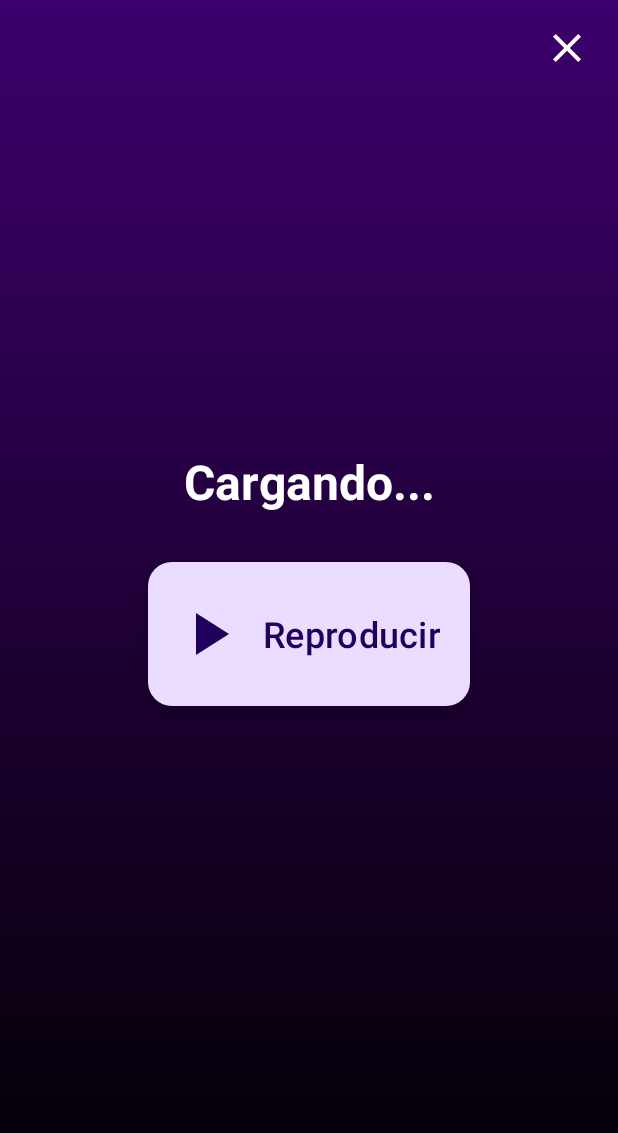
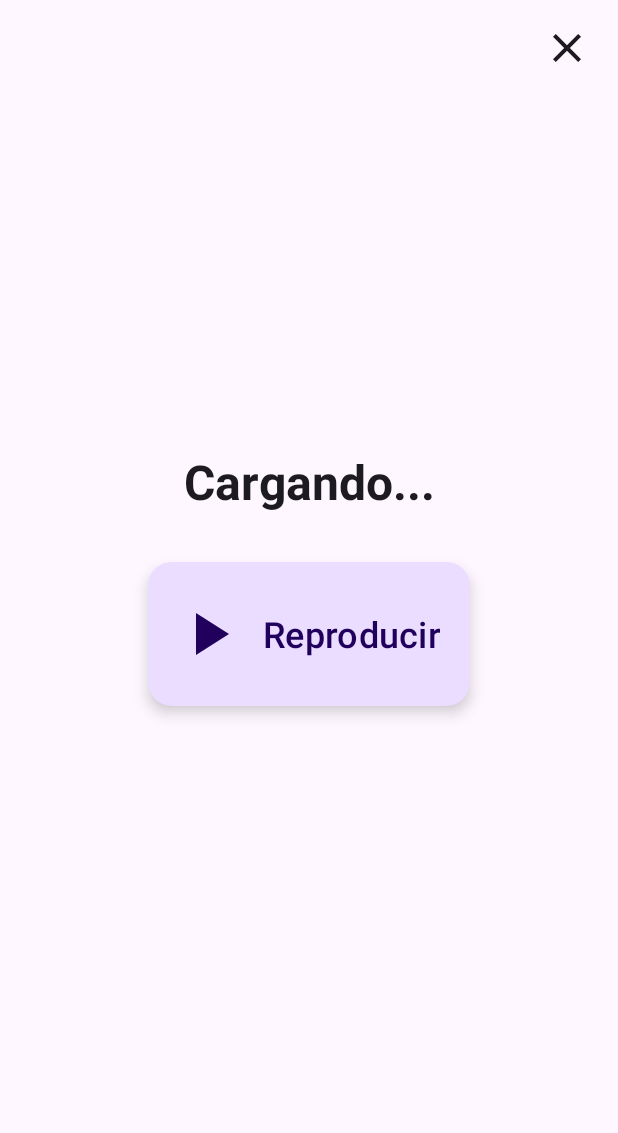
Before and after one commit to MXNeoPunto/Iglesia-de-dios-nueva-jerusalem-la-hermosa, an Android app: the screen it shows after launch (CarModeActivity), after a tap on an icon or button, on a phone screen of 412 x 824 dp. Shown: the top 1133 px of the screen. Run offline under Robolectric (Android 15) with nearby library versions, the phone set to English and light mode, and no system bars; 8 statements that could not run were skipped; 2 other taps on this screen came first.

Commit message:
Fix Light Mode text readability by disabling dark gradient
This commit addresses the issue where text in Light Mode was unreadable
because it was dark text (correct for light mode) on a dark purple
gradient background (which was unconditionally applied).

Changes:
- Modify `MainActivity.java` and `CarModeActivity.java` to only apply
  and animate the `gradient_background` when the system is in Dark Mode
  (`UI_MODE_NIGHT_YES`). In Light Mode, the gradient view is hidden,
  allowing the default theme background (light) to show.
- Update `activity_main.xml` and `activity_car_mode.xml` to use
  `?attr/colorOnSurface` instead of hardcoded `@android:color/white`
  for text and icon tints. This ensures that in Light Mode, the
  icons/text are dark (visible on light background), and in Dark Mode,
  they are white (visible on dark gradient).

This ensures a consistent and readable UI in both Light and Dark modes.

Co-authored-by: MXNeoPunto <206140416+MXNeoPunto@users.noreply.github.com>

```diff
--- a/app/src/main/java/iglesia/jerusalem/hermosa/CarModeActivity.java
+++ b/app/src/main/java/iglesia/jerusalem/hermosa/CarModeActivity.java
@@ -1,5 +1,6 @@
 package iglesia.jerusalem.hermosa;
 
+import android.content.res.Configuration;
 import android.content.ComponentName;
 import android.os.Bundle;
 import android.view.View;
@@ -34,7 +35,14 @@ public class CarModeActivity extends AppCompatActivity {
         setContentView(R.layout.activity_car_mode);
 
         View gradientBackground = findViewById(R.id.gradient_background);
-        GradientAnimationHelper.animateGradient(gradientBackground);
+        int currentNightMode = getResources().getConfiguration().uiMode & Configuration.UI_MODE_NIGHT_MASK;
+
+        if (currentNightMode == Configuration.UI_MODE_NIGHT_YES) {
+            gradientBackground.setVisibility(View.VISIBLE);
+            GradientAnimationHelper.animateGradient(gradientBackground);
+        } else {
+            gradientBackground.setVisibility(View.GONE);
+        }
 
         androidx.core.view.ViewCompat.setOnApplyWindowInsetsListener(findViewById(R.id.content_container), (v, insets) -> {
             androidx.core.graphics.Insets systemBars = insets.getInsets(androidx.core.view.WindowInsetsCompat.Type.systemBars());
--- a/app/src/main/java/iglesia/jerusalem/hermosa/MainActivity.java
+++ b/app/src/main/java/iglesia/jerusalem/hermosa/MainActivity.java
@@ -1,5 +1,6 @@
 package iglesia.jerusalem.hermosa;
 
+import android.content.res.Configuration;
 import android.content.ComponentName;
 import android.animation.ArgbEvaluator;
 import android.animation.ValueAnimator;
@@ -61,7 +62,14 @@ public class MainActivity extends AppCompatActivity {
         setContentView(R.layout.activity_main);
 
         gradientBackground = findViewById(R.id.gradient_background);
-        GradientAnimationHelper.animateGradient(gradientBackground);
+        int currentNightMode = getResources().getConfiguration().uiMode & Configuration.UI_MODE_NIGHT_MASK;
+
+        if (currentNightMode == Configuration.UI_MODE_NIGHT_YES) {
+            gradientBackground.setVisibility(View.VISIBLE);
+            GradientAnimationHelper.animateGradient(gradientBackground);
+        } else {
+            gradientBackground.setVisibility(View.GONE);
+        }
 
         androidx.core.view.ViewCompat.setOnApplyWindowInsetsListener(findViewById(R.id.content_container), (v, insets) -> {
             androidx.core.graphics.Insets systemBars = insets.getInsets(androidx.core.view.WindowInsetsCompat.Type.systemBars());
--- a/app/src/main/res/layout/activity_car_mode.xml
+++ b/app/src/main/res/layout/activity_car_mode.xml
@@ -32,8 +32,7 @@
             android:layout_height="64dp"
             app:icon="@drawable/ic_close"
             app:iconSize="32dp"
-            app:iconTint="@android:color/white"
-            app:rippleColor="@android:color/white"
+            app:iconTint="?attr/colorOnSurface"
             app:layout_constraintEnd_toEndOf="parent"
             app:layout_constraintTop_toTopOf="parent" />
 
@@ -46,7 +45,7 @@
             android:textSize="32sp"
             android:textStyle="bold"
             android:gravity="center"
-            android:textColor="@android:color/white"
+            android:textColor="?attr/colorOnSurface"
             app:layout_constraintBottom_toTopOf="@+id/play_pause_button"
             app:layout_constraintEnd_toEndOf="parent"
             app:layout_constraintStart_toStartOf="parent"
--- a/app/src/main/res/layout/activity_main.xml
+++ b/app/src/main/res/layout/activity_main.xml
@@ -104,8 +104,7 @@
         android:layout_marginEnd="16dp"
             app:icon="@drawable/ic_timer"
         app:iconSize="32dp"
-        app:iconTint="@android:color/white"
-        app:rippleColor="@android:color/white"
+        app:iconTint="?attr/colorOnSurface"
             app:layout_constraintBottom_toBottomOf="@+id/play_pause_button"
             app:layout_constraintEnd_toStartOf="@+id/play_pause_button"
             app:layout_constraintTop_toTopOf="@+id/play_pause_button" />
@@ -119,8 +118,7 @@
         android:layout_marginStart="16dp"
             app:icon="@drawable/ic_car_mode"
         app:iconSize="32dp"
-        app:iconTint="@android:color/white"
-        app:rippleColor="@android:color/white"
+        app:iconTint="?attr/colorOnSurface"
             app:layout_constraintBottom_toBottomOf="@+id/play_pause_button"
             app:layout_constraintStart_toEndOf="@+id/play_pause_button"
             app:layout_constraintTop_toTopOf="@+id/play_pause_button" />
```
